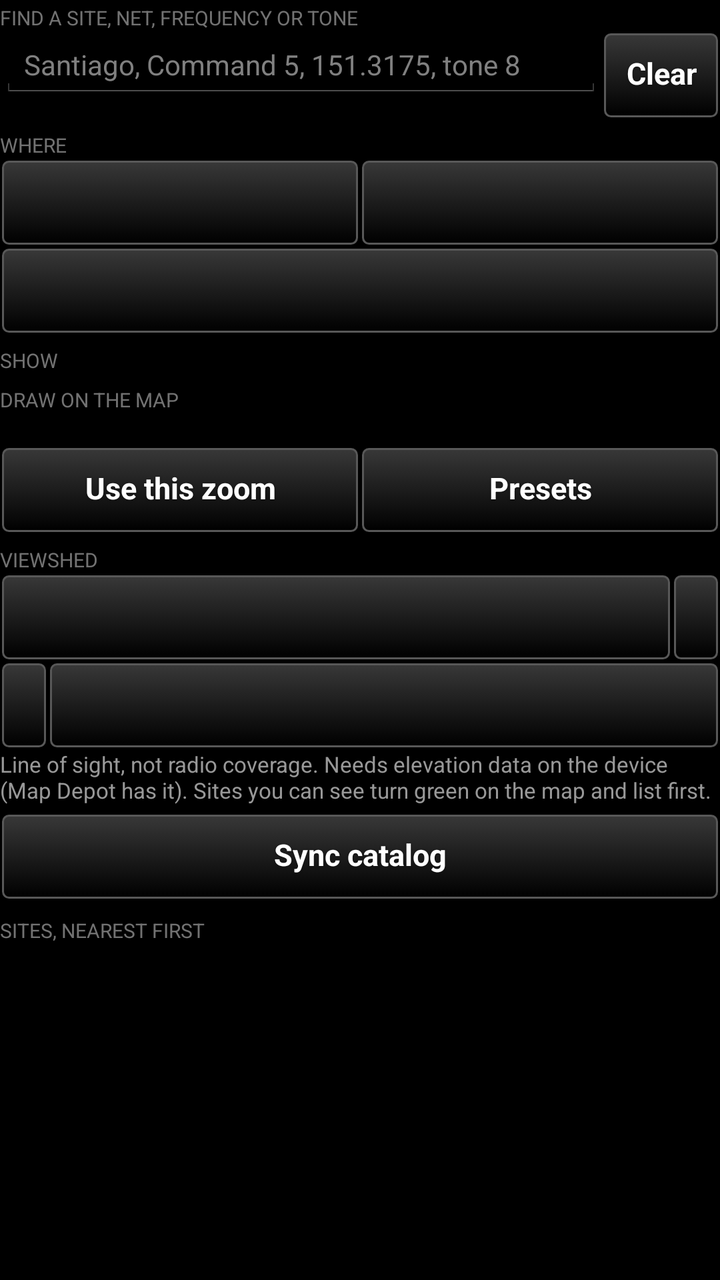
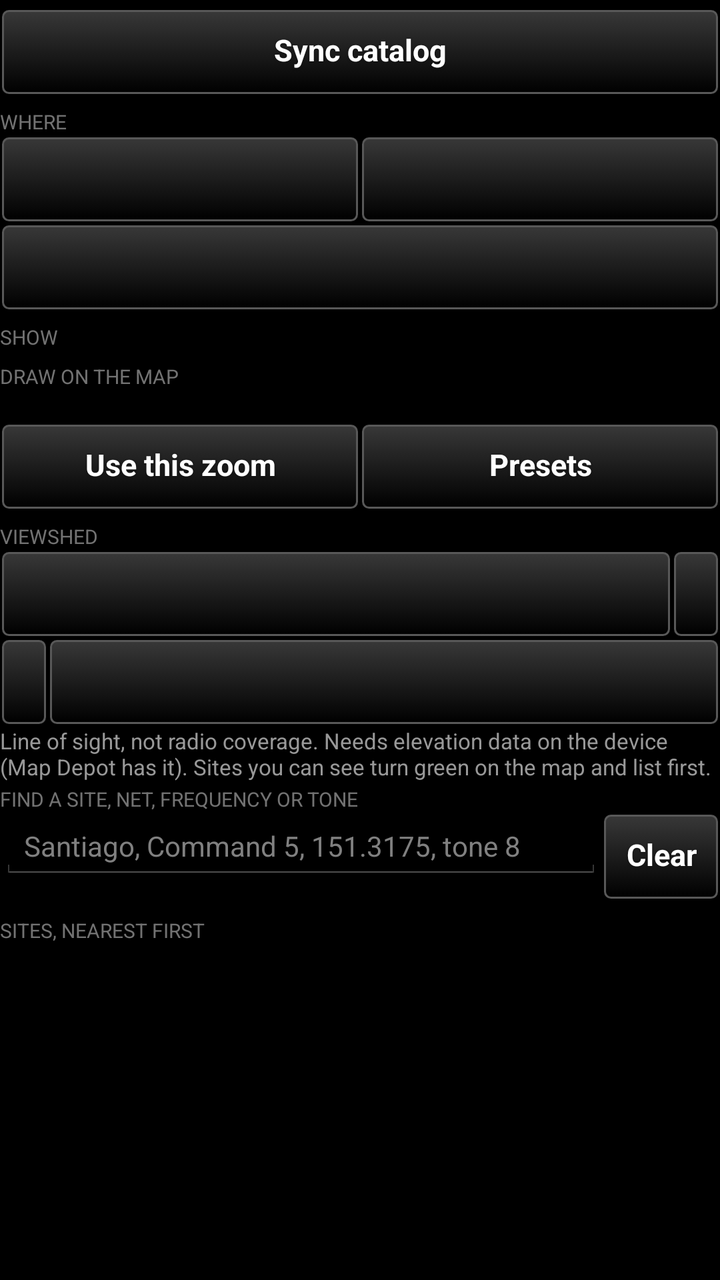

Before-and-after screenshots of an Android layout around one commit, followed by the original layout XML and the change that was made.
<!-- AndroidManifest.xml: application theme AppTheme -->
<!-- res/layout/controls_header.xml -->
<?xml version="1.0" encoding="utf-8"?>
<LinearLayout xmlns:android="http://schemas.android.com/apk/res/android"
    android:layout_width="match_parent"
    android:layout_height="wrap_content"
    android:orientation="vertical">

    <TextView
        android:layout_width="match_parent"
        android:layout_height="wrap_content"
        android:text="Find a site, net, frequency or tone"
        android:textSize="10sp"
        android:textAllCaps="true"
        android:paddingTop="2dp"
        android:alpha="0.6" />

    
    <LinearLayout
        android:layout_width="match_parent"
        android:layout_height="wrap_content"
        android:orientation="horizontal"
        android:baselineAligned="false">

        <EditText
            android:id="@+id/search"
            android:layout_width="0dp"
            android:layout_weight="1"
            android:layout_height="wrap_content"
            android:hint="@string/search_hint"
            android:inputType="text"
            android:maxLines="1"
            android:textSize="14sp" />

        <Button
            style="@style/TakwerxButton"
            android:id="@+id/search_clear"
            android:layout_width="wrap_content"
            android:layout_height="wrap_content"
            android:layout_gravity="center_vertical"
            android:text="@string/clear" />
    </LinearLayout>

    <TextView
        android:layout_width="match_parent"
        android:layout_height="wrap_content"
        android:text="Where"
        android:textSize="10sp"
        android:textAllCaps="true"
        android:paddingTop="6dp"
        android:alpha="0.6" />

    <LinearLayout
        android:layout_width="match_parent"
        android:layout_height="wrap_content"
        android:orientation="horizontal">

        <Button
            style="@style/TakwerxButton"
            android:id="@+id/state"
            android:layout_width="0dp"
            android:layout_weight="1"
            android:layout_height="wrap_content" />

        
        <Button
            style="@style/TakwerxButton"
            android:id="@+id/from"
            android:layout_width="0dp"
            android:layout_weight="1"
            android:layout_height="wrap_content" />
    </LinearLayout>

    <Button
        style="@style/TakwerxButton"
        android:id="@+id/radius"
        android:layout_width="match_parent"
        android:layout_height="wrap_content" />

    <TextView
        android:layout_width="match_parent"
        android:layout_height="wrap_content"
        android:text="Show"
        android:textSize="10sp"
        android:textAllCaps="true"
        android:paddingTop="6dp"
        android:alpha="0.6" />

    
    <LinearLayout
        android:id="@+id/agencies"
        android:layout_width="match_parent"
        android:layout_height="wrap_content"
        android:orientation="vertical" />

    <TextView
        android:layout_width="match_parent"
        android:layout_height="wrap_content"
        android:text="Draw on the map"
        android:textSize="10sp"
        android:textAllCaps="true"
        android:paddingTop="6dp"
        android:alpha="0.6" />

    <TextView
        android:id="@+id/zoom_label"
        android:layout_width="match_parent"
        android:layout_height="wrap_content"
        android:textSize="12sp" />

    <LinearLayout
        android:layout_width="match_parent"
        android:layout_height="wrap_content"
        android:orientation="horizontal">

        <Button
            style="@style/TakwerxButton"
            android:id="@+id/zoom_set"
            android:layout_width="0dp"
            android:layout_weight="1"
            android:layout_height="wrap_content"
            android:text="Use this zoom" />

        <Button
            style="@style/TakwerxButton"
            android:id="@+id/zoom_preset"
            android:layout_width="0dp"
            android:layout_weight="1"
            android:layout_height="wrap_content"
            android:text="Presets" />
    </LinearLayout>

    <TextView
        android:layout_width="match_parent"
        android:layout_height="wrap_content"
        android:text="Viewshed"
        android:textSize="10sp"
        android:textAllCaps="true"
        android:paddingTop="6dp"
        android:alpha="0.6" />

    <LinearLayout
        android:layout_width="match_parent"
        android:layout_height="wrap_content"
        android:orientation="horizontal">

        
        <Button
            style="@style/TakwerxButton"
            android:id="@+id/me_viewshed"
            android:layout_width="0dp"
            android:layout_weight="1"
            android:layout_height="wrap_content" />

        <Button
            style="@style/TakwerxButton"
            android:id="@+id/viewshed_range"
            android:layout_width="wrap_content"
            android:layout_height="wrap_content" />
    </LinearLayout>

    <LinearLayout
        android:layout_width="match_parent"
        android:layout_height="wrap_content"
        android:orientation="horizontal">

        
        <Button
            style="@style/TakwerxButton"
            android:id="@+id/me_height"
            android:layout_width="wrap_content"
            android:layout_height="wrap_content" />

        
        <Button
            style="@style/TakwerxButton"
            android:id="@+id/viewsheds_off"
            android:layout_width="0dp"
            android:layout_weight="1"
            android:layout_height="wrap_content" />
    </LinearLayout>

    <TextView
        android:id="@+id/viewshed_note"
        android:layout_width="match_parent"
        android:layout_height="wrap_content"
        android:text="@string/viewshed_note"
        android:textSize="11sp"
        android:alpha="0.8" />

    
    <Button
        style="@style/TakwerxButton"
        android:id="@+id/sync"
        android:layout_width="match_parent"
        android:layout_height="wrap_content"
        android:layout_marginTop="4dp"
        android:text="@string/resync" />

    <TextView
        android:layout_width="match_parent"
        android:layout_height="wrap_content"
        android:text="Sites, nearest first"
        android:textSize="10sp"
        android:textAllCaps="true"
        android:paddingTop="8dp"
        android:alpha="0.6" />

</LinearLayout>
<!-- resources referenced by this layout -->
<resources>
  <string name="clear">Clear</string>
  <string name="resync">Sync catalog</string>
  <string name="search_hint">Santiago, Command 5, 151.3175, tone 8</string>
  <string name="viewshed_note">Line of sight, not radio coverage. Needs elevation data on the device (Map Depot has it). Sites you can see turn green on the map and list first.</string>
  <style name="TakwerxButton" parent="@style/darkButton">
          <item name="android:paddingLeft">12dp</item>
          <item name="android:paddingRight">12dp</item>
          <item name="android:paddingTop">6dp</item>
          <item name="android:paddingBottom">8dp</item>
          <item name="android:minHeight">44dp</item>
          <item name="android:minWidth">0dp</item>
          <item name="android:textSize">15sp</item>
          <item name="android:singleLine">true</item>
          <item name="android:ellipsize">end</item>
      </style>
  <style name="AppTheme" parent="@android:style/Theme.Holo">
          <item name="android:buttonStyle">@android:style/Widget.Button</item>
          <item name="android:imageButtonStyle">@android:style/Widget.Button</item>
          <item name="android:buttonStyleToggle">@android:style/Widget.Button</item>
          <item name="android:spinnerStyle">@style/ATAKSpinner</item>
          <item name="android:spinnerItemStyle">@style/ATAKSpinnerItem</item>
          <item name="android:editTextStyle">@style/ATAKEditText</item>
      </style>
  <style name="darkButton" parent="@android:style/Widget.Button">
          <item name="android:background">@drawable/btn_gray</item>
          <item name="android:shadowColor">@color/darker_gray</item>
          <item name="android:shadowDy">1</item>
          <item name="android:shadowRadius">2</item>
          <item name="android:textColor">@color/white</item>
          <item name="android:textStyle">bold</item>
          <item name="android:paddingTop">0dp</item>
          <item name="android:paddingBottom">3dp</item>
          <item name="android:textSize">@dimen/fontSize</item>
      </style>
  <style name="ATAKSpinner" parent="@android:style/Widget.Spinner">
          <item name="android:spinnerMode">dialog</item>
      </style>
  <style name="ATAKSpinnerItem">
          <item name="android:textColor">@android:color/white</item>
          <item name="android:dropDownVerticalOffset">0dip</item>
          <item name="android:dropDownHorizontalOffset">0dip</item>
          <item name="android:dropDownWidth">wrap_content</item>
          <item name="android:gravity">left|center_vertical</item>
      </style>
  <style name="ATAKEditText" parent="@android:style/Widget.EditText">
          
          
  
          
          <item name="android:imeOptions">flagNoFullscreen</item>
      </style>
  <color name="darker_gray">#121212</color>
  <color name="white">#ffffff</color>
  <dimen name="fontSize">14sp</dimen>
  <!-- drawable new_dark_button_disabled (drawable) -->
  <?xml version="1.0" encoding="utf-8"?>
  <layer-list xmlns:android="http://schemas.android.com/apk/res/android">
      <item android:bottom="1dp" android:right="1dp" android:left="1dp" android:top="1dp">
          <shape android:shape="rectangle">
              <corners android:radius="3dp" />
              <stroke
                  android:width="1dp"
                  android:color="#484848" />
              <solid android:color="#484848" />
          </shape>
      </item>
  </layer-list>
  <!-- drawable new_dark_button_bg (drawable) -->
  <?xml version="1.0" encoding="utf-8"?>
  <layer-list xmlns:android="http://schemas.android.com/apk/res/android">
      <item android:bottom="1dp" android:right="1dp" android:left="1dp" android:top="1dp">
          <shape android:shape="rectangle">
              <corners android:radius="3dp" />
              <stroke
                  android:width="1dp"
                  android:color="#585858" />
              <gradient
                  android:startColor="#000000"
                  android:endColor="#383838"
                  android:angle="90"/>
          </shape>
      </item>
  </layer-list>
  <!-- unchanged entries left out for length: 2 -->
</resources>

<!-- the commit's change to res/layout/controls_header.xml (unified diff, before → after) -->
@@ -4,6 +4,162 @@
     android:layout_height="wrap_content"
     android:orientation="vertical">
 
+    
+    <Button
+        style="@style/TakwerxButton"
+        android:id="@+id/sync"
+        android:layout_width="match_parent"
+        android:layout_height="wrap_content"
+        android:layout_marginTop="4dp"
+        android:text="@string/resync" />
+
+    <TextView
+        android:layout_width="match_parent"
+        android:layout_height="wrap_content"
+        android:text="Where"
+        android:textSize="10sp"
+        android:textAllCaps="true"
+        android:paddingTop="6dp"
+        android:alpha="0.6" />
+
+    <LinearLayout
+        android:layout_width="match_parent"
+        android:layout_height="wrap_content"
+        android:orientation="horizontal">
+
+        <Button
+            style="@style/TakwerxButton"
+            android:id="@+id/state"
+            android:layout_width="0dp"
+            android:layout_weight="1"
+            android:layout_height="wrap_content" />
+
+        
+        <Button
+            style="@style/TakwerxButton"
+            android:id="@+id/from"
+            android:layout_width="0dp"
+            android:layout_weight="1"
+            android:layout_height="wrap_content" />
+    </LinearLayout>
+
+    <Button
+        style="@style/TakwerxButton"
+        android:id="@+id/radius"
+        android:layout_width="match_parent"
+        android:layout_height="wrap_content" />
+
+    <TextView
+        android:layout_width="match_parent"
+        android:layout_height="wrap_content"
+        android:text="Show"
+        android:textSize="10sp"
+        android:textAllCaps="true"
+        android:paddingTop="6dp"
+        android:alpha="0.6" />
+
+    
+    <LinearLayout
+        android:id="@+id/agencies"
+        android:layout_width="match_parent"
+        android:layout_height="wrap_content"
+        android:orientation="vertical" />
+
+    <TextView
+        android:layout_width="match_parent"
+        android:layout_height="wrap_content"
+        android:text="Draw on the map"
+        android:textSize="10sp"
+        android:textAllCaps="true"
+        android:paddingTop="6dp"
+        android:alpha="0.6" />
+
+    <TextView
+        android:id="@+id/zoom_label"
+        android:layout_width="match_parent"
+        android:layout_height="wrap_content"
+        android:textSize="12sp" />
+
+    <LinearLayout
+        android:layout_width="match_parent"
+        android:layout_height="wrap_content"
+        android:orientation="horizontal">
+
+        <Button
+            style="@style/TakwerxButton"
+            android:id="@+id/zoom_set"
+            android:layout_width="0dp"
+            android:layout_weight="1"
+            android:layout_height="wrap_content"
+            android:text="Use this zoom" />
+
+        <Button
+            style="@style/TakwerxButton"
+            android:id="@+id/zoom_preset"
+            android:layout_width="0dp"
+            android:layout_weight="1"
+            android:layout_height="wrap_content"
+            android:text="Presets" />
+    </LinearLayout>
+
+    <TextView
+        android:layout_width="match_parent"
+        android:layout_height="wrap_content"
+        android:text="Viewshed"
+        android:textSize="10sp"
+        android:textAllCaps="true"
+        android:paddingTop="6dp"
+        android:alpha="0.6" />
+
+    <LinearLayout
+        android:layout_width="match_parent"
+        android:layout_height="wrap_content"
+        android:orientation="horizontal">
+
+        
+        <Button
+            style="@style/TakwerxButton"
+            android:id="@+id/me_viewshed"
+            android:layout_width="0dp"
+            android:layout_weight="1"
+            android:layout_height="wrap_content" />
+
+        <Button
+            style="@style/TakwerxButton"
+            android:id="@+id/viewshed_range"
+            android:layout_width="wrap_content"
+            android:layout_height="wrap_content" />
+    </LinearLayout>
+
+    <LinearLayout
+        android:layout_width="match_parent"
+        android:layout_height="wrap_content"
+        android:orientation="horizontal">
+
+        
+        <Button
+            style="@style/TakwerxButton"
+            android:id="@+id/me_height"
+            android:layout_width="wrap_content"
+            android:layout_height="wrap_content" />
+
+        
+        <Button
+            style="@style/TakwerxButton"
+            android:id="@+id/viewsheds_off"
+            android:layout_width="0dp"
+            android:layout_weight="1"
+            android:layout_height="wrap_content" />
+    </LinearLayout>
+
+    <TextView
+        android:id="@+id/viewshed_note"
+        android:layout_width="match_parent"
+        android:layout_height="wrap_content"
+        android:text="@string/viewshed_note"
+        android:textSize="11sp"
+        android:alpha="0.8" />
+
     <TextView
         android:layout_width="match_parent"
         android:layout_height="wrap_content"
@@ -42,162 +198,6 @@
     <TextView
         android:layout_width="match_parent"
         android:layout_height="wrap_content"
-        android:text="Where"
-        android:textSize="10sp"
-        android:textAllCaps="true"
-        android:paddingTop="6dp"
-        android:alpha="0.6" />
-
-    <LinearLayout
-        android:layout_width="match_parent"
-        android:layout_height="wrap_content"
-        android:orientation="horizontal">
-
-        <Button
-            style="@style/TakwerxButton"
-            android:id="@+id/state"
-            android:layout_width="0dp"
-            android:layout_weight="1"
-            android:layout_height="wrap_content" />
-
-        
-        <Button
-            style="@style/TakwerxButton"
-            android:id="@+id/from"
-            android:layout_width="0dp"
-            android:layout_weight="1"
-            android:layout_height="wrap_content" />
-    </LinearLayout>
-
-    <Button
-        style="@style/TakwerxButton"
-        android:id="@+id/radius"
-        android:layout_width="match_parent"
-        android:layout_height="wrap_content" />
-
-    <TextView
-        android:layout_width="match_parent"
-        android:layout_height="wrap_content"
-        android:text="Show"
-        android:textSize="10sp"
-        android:textAllCaps="true"
-        android:paddingTop="6dp"
-        android:alpha="0.6" />
-
-    
-    <LinearLayout
-        android:id="@+id/agencies"
-        android:layout_width="match_parent"
-        android:layout_height="wrap_content"
-        android:orientation="vertical" />
-
-    <TextView
-        android:layout_width="match_parent"
-        android:layout_height="wrap_content"
-        android:text="Draw on the map"
-        android:textSize="10sp"
-        android:textAllCaps="true"
-        android:paddingTop="6dp"
-        android:alpha="0.6" />
-
-    <TextView
-        android:id="@+id/zoom_label"
-        android:layout_width="match_parent"
-        android:layout_height="wrap_content"
-        android:textSize="12sp" />
-
-    <LinearLayout
-        android:layout_width="match_parent"
-        android:layout_height="wrap_content"
-        android:orientation="horizontal">
-
-        <Button
-            style="@style/TakwerxButton"
-            android:id="@+id/zoom_set"
-            android:layout_width="0dp"
-            android:layout_weight="1"
-            android:layout_height="wrap_content"
-            android:text="Use this zoom" />
-
-        <Button
-            style="@style/TakwerxButton"
-            android:id="@+id/zoom_preset"
-            android:layout_width="0dp"
-            android:layout_weight="1"
-            android:layout_height="wrap_content"
-            android:text="Presets" />
-    </LinearLayout>
-
-    <TextView
-        android:layout_width="match_parent"
-        android:layout_height="wrap_content"
-        android:text="Viewshed"
-        android:textSize="10sp"
-        android:textAllCaps="true"
-        android:paddingTop="6dp"
-        android:alpha="0.6" />
-
-    <LinearLayout
-        android:layout_width="match_parent"
-        android:layout_height="wrap_content"
-        android:orientation="horizontal">
-
-        
-        <Button
-            style="@style/TakwerxButton"
-            android:id="@+id/me_viewshed"
-            android:layout_width="0dp"
-            android:layout_weight="1"
-            android:layout_height="wrap_content" />
-
-        <Button
-            style="@style/TakwerxButton"
-            android:id="@+id/viewshed_range"
-            android:layout_width="wrap_content"
-            android:layout_height="wrap_content" />
-    </LinearLayout>
-
-    <LinearLayout
-        android:layout_width="match_parent"
-        android:layout_height="wrap_content"
-        android:orientation="horizontal">
-
-        
-        <Button
-            style="@style/TakwerxButton"
-            android:id="@+id/me_height"
-            android:layout_width="wrap_content"
-            android:layout_height="wrap_content" />
-
-        
-        <Button
-            style="@style/TakwerxButton"
-            android:id="@+id/viewsheds_off"
-            android:layout_width="0dp"
-            android:layout_weight="1"
-            android:layout_height="wrap_content" />
-    </LinearLayout>
-
-    <TextView
-        android:id="@+id/viewshed_note"
-        android:layout_width="match_parent"
-        android:layout_height="wrap_content"
-        android:text="@string/viewshed_note"
-        android:textSize="11sp"
-        android:alpha="0.8" />
-
-    
-    <Button
-        style="@style/TakwerxButton"
-        android:id="@+id/sync"
-        android:layout_width="match_parent"
-        android:layout_height="wrap_content"
-        android:layout_marginTop="4dp"
-        android:text="@string/resync" />
-
-    <TextView
-        android:layout_width="match_parent"
-        android:layout_height="wrap_content"
         android:text="Sites, nearest first"
         android:textSize="10sp"
         android:textAllCaps="true"
